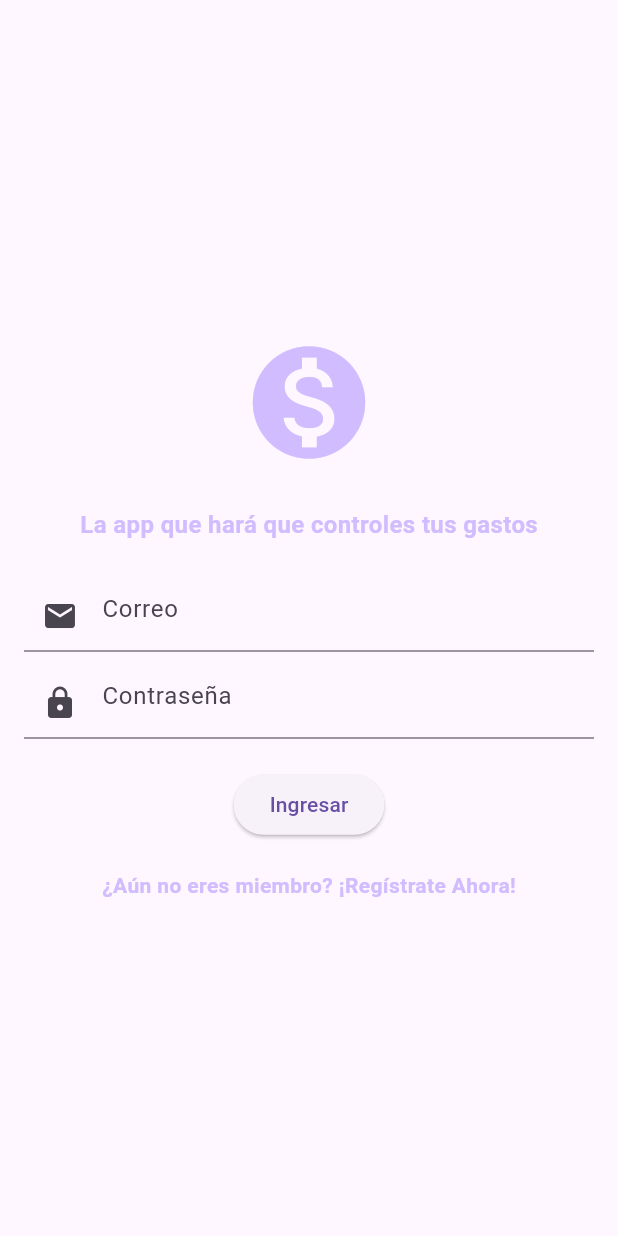
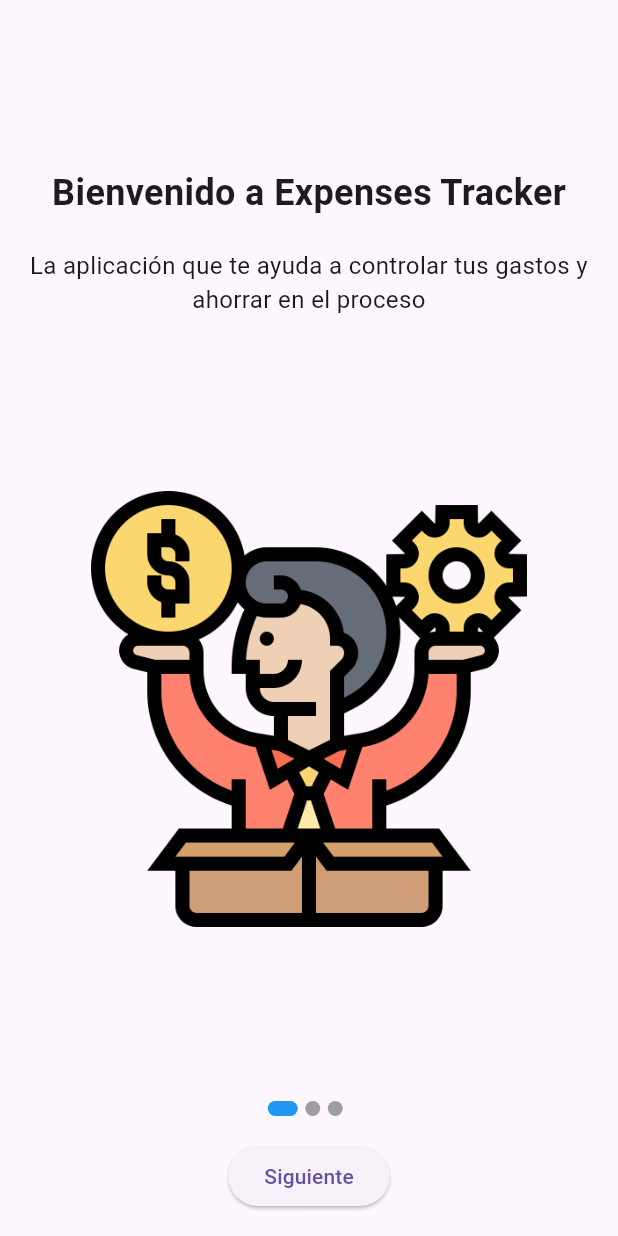
Before and after one commit to zeuss1102/expense_tracker-main, a Flutter app: the screen it shows after launch, on a phone screen of 412 x 824 dp. Run offline on Flutter 3.47's test engine with Material 3 defaults, Android fonts, the phone set to English and light mode, and no system bars; our stand-ins replace bloc, cloud_firestore, equatable, firebase_auth, firebase_core, fl_chart and 3 more; accounts and stored records are empty.

Commit message:
Pantallas Iniciales: OnBoarding Screen

```diff
--- a/lib/app.dart
+++ b/lib/app.dart
@@ -1,21 +1,41 @@
+import 'package:expense_repository/expense_repository.dart';
 import 'package:expenses_tracker/screens/home/views/home_screen.dart';
 import 'package:expenses_tracker/screens/home/views/login_page.dart';
+import 'package:expenses_tracker/screens/home/views/onboarding_screen.dart';
 import 'package:expenses_tracker/screens/home/views/register.page.dart';
 import 'package:flutter/material.dart';
+import 'package:expenses_tracker/screens/home/blocs/get_expenses_bloc/get_expenses_bloc.dart';
+import 'package:flutter_bloc/flutter_bloc.dart';
+import 'package:firebase_core/firebase_core.dart';
+
+
+void main() async {
+  WidgetsFlutterBinding.ensureInitialized();
+  await Firebase.initializeApp();
+  runApp(const MyApp());
+}
 
 class MyApp extends StatelessWidget {
   const MyApp({super.key});
 
   @override
   Widget build(BuildContext context) {
-    return MaterialApp(
+    return MultiBlocProvider(
+      providers: [
+        BlocProvider(
+          create: (context) => GetExpensesBloc(FirebaseExpenseRepo())..add(GetExpenses()),
+        ),
+      ],
+      child: MaterialApp(
         debugShowCheckedModeBanner: false,
-      initialRoute: '/',
+        initialRoute: '/onboarding',
         routes: {
+          '/onboarding': (context) => const OnBoardingScreen(),
           '/': (context) => const LoginPage(),
           '/register': (context) => const RegisterPage(),
           '/home': (context) => const HomeScreen(),
         },
+      ),
     );
   }
 }
--- a/lib/screens/home/views/login_page.dart
+++ b/lib/screens/home/views/login_page.dart
@@ -22,6 +22,7 @@ class _LoginPageState extends State<LoginPage> {
       );
       if (!mounted) return;
       debugPrint('Login successful: ${userCredential.user?.email}');
+      // Redirigir a HomeScreen
       Navigator.pushReplacementNamed(context, '/home');
     } catch (e) {
       ScaffoldMessenger.of(context).showSnackBar(
--- a/lib/screens/home/views/main_screen.dart
+++ b/lib/screens/home/views/main_screen.dart
@@ -6,16 +6,18 @@ import 'package:flutter/material.dart';
 import 'package:intl/intl.dart';
 
 class MainScreen extends StatelessWidget {
-  final List<Expense>extepense;
-  const MainScreen(this.extepense, {super.key});
+  final List<Expense> expenses;
+
+  const MainScreen(this.expenses, {super.key});
 
   @override
   Widget build(BuildContext context) {
     return SafeArea(
       child: Padding(
-        padding: const EdgeInsets.symmetric(horizontal: 50.0,vertical: 10),
+        padding: const EdgeInsets.symmetric(horizontal: 50.0, vertical: 10),
         child: Column(
           children: [
+            // Contenido de tu pantalla
             Row(
               mainAxisAlignment: MainAxisAlignment.spaceBetween,
               children: [
@@ -29,44 +31,49 @@ class MainScreen extends StatelessWidget {
                           height: 50,
                           decoration: const BoxDecoration(
                             shape: BoxShape.circle,
-                            color: Color.fromARGB(255, 172, 45, 251)
-                          )
+                            color: Color.fromARGB(255, 172, 45, 251),
+                          ),
                         ),
                         Icon(
                           CupertinoIcons.person_fill,
                           color: Colors.yellow[800],
-                        )
+                        ),
                       ],
                     ),
-                    const SizedBox(width: 8,),
+                    const SizedBox(width: 8),
                     Column(
                       crossAxisAlignment: CrossAxisAlignment.start,
                       children: [
-                        Text('Welcome',
+                        Text(
+                          'Welcome',
                           style: TextStyle(
                             fontSize: 12,
                             fontWeight: FontWeight.w600,
-                          color: Theme.of(context).colorScheme.outline
+                            color: Theme.of(context).colorScheme.outline,
                           ),
                         ),
-                        Text('Twinki',
+                        Text(
+                          'Twinki',
                           style: TextStyle(
                             fontSize: 18,
                             fontWeight: FontWeight.bold,
                             color: Theme.of(context).colorScheme.onSurface,
                           ),
-                        )
+                        ),
                       ],
                     ),
                   ],
                 ),
-                 IconButton(onPressed: () {}, icon: const Icon(CupertinoIcons.settings))
+                IconButton(
+                  onPressed: () {},
+                  icon: const Icon(CupertinoIcons.settings),
+                ),
               ],
             ),
-            const SizedBox(height: 20,),
+            const SizedBox(height: 20),
             Container(
               width: MediaQuery.of(context).size.width,
-              height:  MediaQuery.of(context).size.width / 2,
+              height: MediaQuery.of(context).size.width / 2,
               decoration: BoxDecoration(
                 gradient: LinearGradient(
                   colors: [
@@ -77,13 +84,13 @@ class MainScreen extends StatelessWidget {
                   transform: const GradientRotation(pi / 4),
                 ),
                 borderRadius: BorderRadius.circular(25),
-                boxShadow:[
+                boxShadow: [
                   BoxShadow(
                     blurRadius: 4,
                     color: Colors.grey.shade400,
-                    offset: const Offset(5, 5)
-                   )
-                ]
+                    offset: const Offset(5, 5),
+                  ),
+                ],
               ),
               child: Column(
                 mainAxisAlignment: MainAxisAlignment.center,
@@ -93,7 +100,7 @@ class MainScreen extends StatelessWidget {
                     style: TextStyle(
                       fontSize: 16,
                       color: Colors.white,
-                      fontWeight: FontWeight.w600
+                      fontWeight: FontWeight.w600,
                     ),
                   ),
                   const SizedBox(height: 12),
@@ -102,11 +109,11 @@ class MainScreen extends StatelessWidget {
                     style: TextStyle(
                       fontSize: 35,
                       color: Colors.white,
-                      fontWeight: FontWeight.bold
+                      fontWeight: FontWeight.bold,
                     ),
                   ),
                   Padding(
-                    padding: const EdgeInsets.symmetric(vertical: 12,horizontal: 20),
+                    padding: const EdgeInsets.symmetric(vertical: 12, horizontal: 20),
                     child: Row(
                       mainAxisAlignment: MainAxisAlignment.spaceBetween,
                       children: [
@@ -117,14 +124,14 @@ class MainScreen extends StatelessWidget {
                               height: 25,
                               decoration: const BoxDecoration(
                                 color: Colors.white30,
-                                shape:  BoxShape.circle
+                                shape: BoxShape.circle,
                               ),
-                              child:  const Center(
-                              child:  Icon(
+                              child: const Center(
+                                child: Icon(
                                   CupertinoIcons.arrow_up,
                                   size: 15,
                                   color: Colors.greenAccent,
-                                )
+                                ),
                               ),
                             ),
                             const SizedBox(width: 8),
@@ -136,7 +143,7 @@ class MainScreen extends StatelessWidget {
                                   style: TextStyle(
                                     fontSize: 14,
                                     color: Colors.white,
-                                  fontWeight: FontWeight.bold
+                                    fontWeight: FontWeight.bold,
                                   ),
                                 ),
                                 Text(
@@ -144,11 +151,11 @@ class MainScreen extends StatelessWidget {
                                   style: TextStyle(
                                     fontSize: 14,
                                     color: Colors.white,
-                                  fontWeight: FontWeight.bold
+                                    fontWeight: FontWeight.bold,
                                   ),
-                                 )
+                                ),
                               ],
-                            )
+                            ),
                           ],
                         ),
                         Row(
@@ -158,14 +165,14 @@ class MainScreen extends StatelessWidget {
                               height: 25,
                               decoration: const BoxDecoration(
                                 color: Colors.white30,
-                                shape:  BoxShape.circle
+                                shape: BoxShape.circle,
                               ),
-                              child:  const Center(
-                              child:  Icon(
+                              child: const Center(
+                                child: Icon(
                                   CupertinoIcons.arrow_down,
                                   size: 15,
                                   color: Colors.red,
-                                )
+                                ),
                               ),
                             ),
                             const SizedBox(width: 8),
@@ -177,7 +184,7 @@ class MainScreen extends StatelessWidget {
                                   style: TextStyle(
                                     fontSize: 14,
                                     color: Colors.white,
-                                  fontWeight: FontWeight.bold
+                                    fontWeight: FontWeight.bold,
                                   ),
                                 ),
                                 Text(
@@ -185,16 +192,16 @@ class MainScreen extends StatelessWidget {
                                   style: TextStyle(
                                     fontSize: 14,
                                     color: Colors.white,
-                                  fontWeight: FontWeight.bold
+                                    fontWeight: FontWeight.bold,
                                   ),
-                                 )
-                              ],
-                            )
+                                ),
                               ],
                             ),
                           ],
                         ),
-                  )
+                      ],
+                    ),
+                  ),
                 ],
               ),
             ),
@@ -207,35 +214,33 @@ class MainScreen extends StatelessWidget {
                   style: TextStyle(
                     fontSize: 16,
                     color: Theme.of(context).colorScheme.onSurface,
-                    fontWeight: FontWeight.bold
+                    fontWeight: FontWeight.bold,
                   ),
                 ),
                 GestureDetector(
-                  onTap: () {
-
-                  },
+                  onTap: () {},
                   child: Text(
                     'View All',
                     style: TextStyle(
                       fontSize: 14,
                       color: Theme.of(context).colorScheme.outline,
-                      fontWeight: FontWeight.w400
+                      fontWeight: FontWeight.w400,
                     ),
                   ),
-                 )
+                ),
               ],
             ),
             const SizedBox(height: 20),
             Expanded(
               child: ListView.builder(
-                itemCount: extepense.length,
+                itemCount: expenses.length,
                 itemBuilder: (context, int i) {
                   return Padding(
                     padding: const EdgeInsets.only(bottom: 16.0),
                     child: Container(
                       decoration: BoxDecoration(
                         color: Colors.grey[50],
-                        borderRadius: BorderRadius.circular(12)
+                        borderRadius: BorderRadius.circular(12),
                       ),
                       child: Padding(
                         padding: const EdgeInsets.all(16.0),
@@ -251,25 +256,23 @@ class MainScreen extends StatelessWidget {
                                       width: 50,
                                       height: 50,
                                       decoration: BoxDecoration(
-                                          color: Color(extepense[i].category.color),
-                                          shape: BoxShape.circle
+                                        color: Color(expenses[i].category.color),
+                                        shape: BoxShape.circle,
                                       ),
                                     ),
                                     Image.asset(
-                                        'assets/${extepense[i].category.icon}.png',
+                                      'assets/${expenses[i].category.icon}.png',
                                       scale: 2,
-                                        //color: Colors.white,
-                                      )
+                                    ),
                                   ],
                                 ),
-                                  // ignore: prefer_const_constructors
-                                  SizedBox(width: 12),
+                                const SizedBox(width: 12),
                                 Text(
-                                    extepense[i].category.name,
+                                  expenses[i].category.name,
                                   style: TextStyle(
                                     fontSize: 14,
                                     color: Theme.of(context).colorScheme.onSurface,
-                                    fontWeight: FontWeight.w500
+                                    fontWeight: FontWeight.w500,
                                   ),
                                 ),
                               ],
@@ -278,23 +281,23 @@ class MainScreen extends StatelessWidget {
                               crossAxisAlignment: CrossAxisAlignment.end,
                               children: [
                                 Text(
-                                    "\$${extepense[i].amount}.00",
+                                  "\$${expenses[i].amount}.00",
                                   style: TextStyle(
                                     fontSize: 14,
                                     color: Theme.of(context).colorScheme.onSurface,
-                                    fontWeight: FontWeight.w400
+                                    fontWeight: FontWeight.w400,
                                   ),
                                 ),
                                 Text(
-                                    DateFormat('dd/MM/yyyy').format(extepense[i].date),
+                                  DateFormat('dd/MM/yyyy').format(expenses[i].date),
                                   style: TextStyle(
                                     fontSize: 14,
                                     color: Theme.of(context).colorScheme.outline,
-                                    fontWeight: FontWeight.w400
+                                    fontWeight: FontWeight.w400,
                                   ),
                                 ),
                               ],
-                                )
+                            ),
                           ],
                         ),
                       ),
@@ -302,7 +305,7 @@ class MainScreen extends StatelessWidget {
                   );
                 },
               ),
-            )
+            ),
           ],
         ),
       ),
--- /dev/null
+++ b/lib/screens/home/views/onboarding_screen.dart
@@ -0,0 +1,135 @@
+import 'package:flutter/material.dart';
+
+class OnBoardingScreen extends StatefulWidget {
+  const OnBoardingScreen({super.key});
+
+  @override
+  OnBoardingScreenState createState() => OnBoardingScreenState();
+}
+
+class OnBoardingScreenState extends State<OnBoardingScreen> {
+  final PageController _pageController = PageController();
+  int _currentPage = 0;
+
+  List<Map<String, String>> onboardingData = [
+    {
+      "title": "Bienvenido a Expenses Tracker",
+      "text": "La aplicación que te ayuda a controlar tus gastos y ahorrar en el proceso",
+      "image": "lib/assets/onboarding1.png"
+    },
+    {
+      "title": "Registra tus gastos",
+      "text": "Añade y organiza tus gastos fácilmente",
+      "image": "lib/assets/onboarding2.png"
+    },
+    {
+      "title": "Analiza tus finanzas",
+      "text": "Obtén informes detallados sobre tus finanzas",
+      "image": "lib/assets/onboarding3.png"
+    },
+  ];
+
+  void _onPageChanged(int index) {
+    setState(() {
+      _currentPage = index;
+    });
+  }
+
+  @override
+  Widget build(BuildContext context) {
+    return Scaffold(
+      body: Column(
+        children: [
+          Expanded(
+            child: PageView.builder(
+              controller: _pageController,
+              onPageChanged: _onPageChanged,
+              itemCount: onboardingData.length,
+              itemBuilder: (context, index) => OnBoardingContent(
+                title: onboardingData[index]['title']!,
+                text: onboardingData[index]['text']!,
+                image: onboardingData[index]['image']!,
+              ),
+            ),
+          ),
+          Row(
+            mainAxisAlignment: MainAxisAlignment.center,
+            children: List.generate(onboardingData.length, (index) => buildDot(index)),
+          ),
+          Padding(
+            padding: const EdgeInsets.all(16.0),
+            child: ElevatedButton(
+              onPressed: () {
+                if (_currentPage == onboardingData.length - 1) {
+                  Navigator.pushReplacementNamed(context, '/');
+                } else {
+                  _pageController.nextPage(
+                    duration: const Duration(milliseconds: 300),
+                    curve: Curves.easeInOut,
+                  );
+                }
+              },
+              child: Text(_currentPage == onboardingData.length - 1 ? "Empezar" : "Siguiente"),
+            ),
+          ),
+        ],
+      ),
+    );
+  }
+
+  Widget buildDot(int index) {
+    return Container(
+      margin: const EdgeInsets.only(right: 5),
+      height: 10,
+      width: _currentPage == index ? 20 : 10,
+      decoration: BoxDecoration(
+        color: _currentPage == index ? Colors.blue : Colors.grey,
+        borderRadius: BorderRadius.circular(5),
+      ),
+    );
+  }
+}
+
+class OnBoardingContent extends StatelessWidget {
+  final String title, text, image;
+
+  const OnBoardingContent({
+    Key? key,
+    required this.title,
+    required this.text,
+    required this.image,
+  }) : super(key: key);
+
+  @override
+  Widget build(BuildContext context) {
+    return Column(
+      children: [
+        const Spacer(),
+        Text(
+          title,
+          style: TextStyle(
+            fontSize: 24,
+            fontWeight: FontWeight.bold,
+            color: Theme.of(context).colorScheme.onSurface,
+          ),
+        ),
+        const SizedBox(height: 20),
+        Text(
+          text,
+          textAlign: TextAlign.center,
+          style: TextStyle(
+            fontSize: 16,
+            color: Theme.of(context).colorScheme.onSurface,
+          ),
+        ),
+        const Spacer(),
+        Image.asset(
+          image,
+          height: 300,
+          width: 300,
+        ),
+        const Spacer(),
+      ],
+    );
+  }
+}
--- a/pubspec.yaml
+++ b/pubspec.yaml
@@ -37,4 +37,6 @@ flutter:
   uses-material-design: true
 
   assets:
-    - assets/
+    - lib/assets/onboarding1.png
+    - lib/assets/onboarding2.png
+    - lib/assets/onboarding3.png
```
Also changed, not shown: lib/assets/onboarding1.png (added), lib/assets/onboarding2.png (added), lib/assets/onboarding3.png (added). Lines whose indentation alone changed are shown as unchanged.
